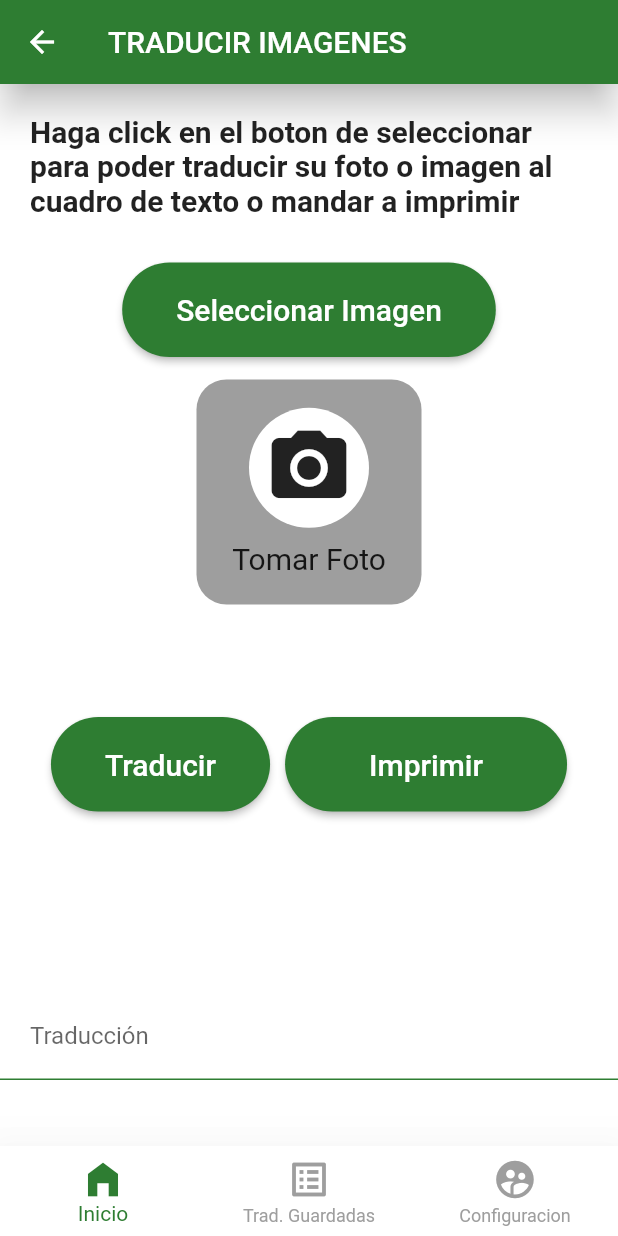
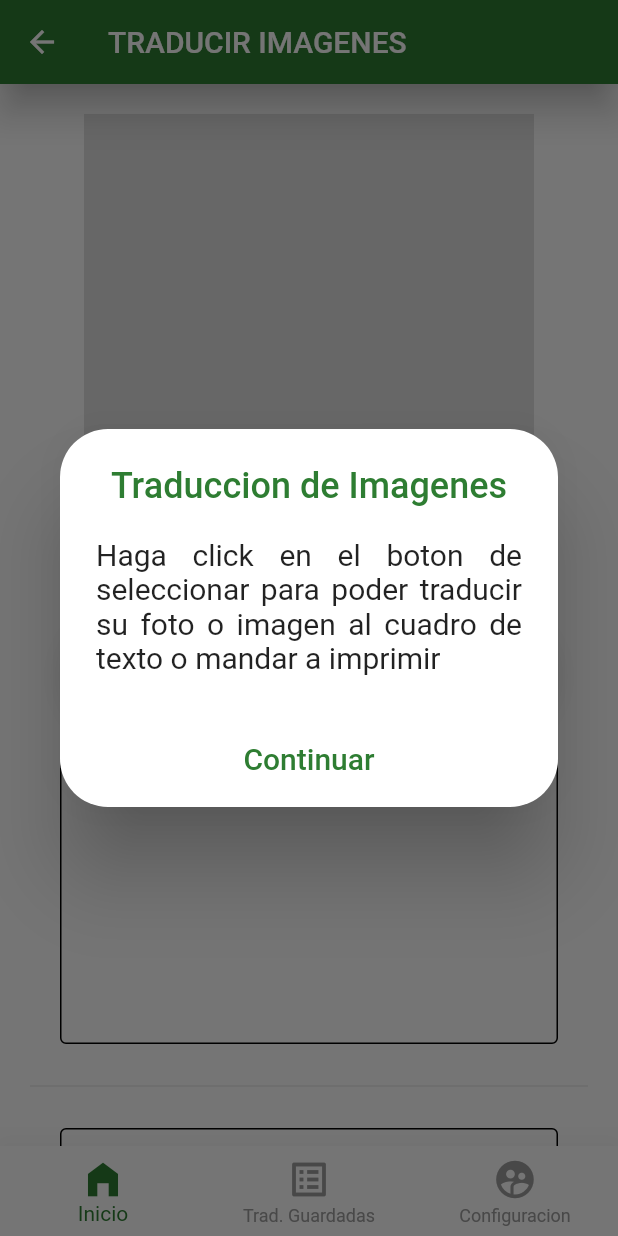
Before and after one commit to OlafRuv/traduciendo_con_sentido, a Flutter app: the TraducirImagenesPage screen opened by its route, on a phone screen of 412 x 824 dp. Run offline on Flutter 3.47's test engine with Material 2 defaults, Android fonts, the phone set to English and light mode, and no system bars; our stand-ins replace cloud_firestore, firebase_auth, firebase_core, image_picker, open_file; missing offline and left inert: google_ml_kit, syncfusion_flutter_pdf; accounts and stored records are empty.

Commit message:
Traduccion de imagenes implementada

```diff
--- a/lib/src/pages/menu_section/traducir_imagenes_page.dart
+++ b/lib/src/pages/menu_section/traducir_imagenes_page.dart
@@ -1,7 +1,11 @@
+import 'dart:io';
 import 'package:flutter/material.dart';
+import 'package:flutter/services.dart';
+import 'package:google_ml_kit/google_ml_kit.dart';
 import 'package:image_picker/image_picker.dart';
+import 'package:tcs/theme/app_theme.dart';
+import 'package:tcs/utils/validators.dart';
 import 'package:tcs/widgets/widgets.dart';
-
 
 class TraducirImagenesPage extends StatefulWidget {
   const TraducirImagenesPage({Key? key}) : super(key: key);
@@ -11,171 +15,225 @@ class TraducirImagenesPage extends StatefulWidget {
 }
 
 class _TraducirImagenesPageState extends State<TraducirImagenesPage> {
+  bool textScanning = false;
+  XFile? imageFile;
+  String _scannedText = "";
+  final guardarTextoController = TextEditingController();
+  final guardarTituloControllerPopUp = TextEditingController();
+  final GlobalKey<FormState> _key = GlobalKey<FormState>();
+  String _descriptionText = '';
+
+  @override
+  void initState() {
+    super.initState();
+    Future(_showDialog);
+  }
+
   @override
   Widget build(BuildContext context) {
     return Scaffold(
       appBar: AppBar(
-        title: Text('TRADUCIR IMAGENES'),
-        backgroundColor: Colors.green[800],
+        title: const Text('TRADUCIR IMAGENES'),
       ),
-      body: Stack(
-        children: [
-          _fondoApp(),
-          SingleChildScrollView(
+      body: Center(
+        child: SingleChildScrollView(
+          child: Container(
+            margin: const EdgeInsets.all(20),
             child: Column(
+              crossAxisAlignment: CrossAxisAlignment.center,
               children: [
-                _tituloDescripcion(),
-                _botonSeleccionarArchivo(),
-                _tomarFoto(),
-                SizedBox(height: 60.0,),
-                _botones(),
-                SizedBox(height: 60.0,),
-                SizedBox(height: 60.0,),
-                _salidaCuadroTexto()
+                if (!textScanning && imageFile == null)
+                  Container(width: 300,height: 300,color: Colors.grey[300]!,),
+                if (imageFile != null) Image.file(File(imageFile!.path)),
+                const SizedBox(height: 20),
+                _botonesSeleccionarImg(),
+                const SizedBox(height: 20),
+                if (textScanning) CircularProgressIndicator(color: AppTheme.primary,),
+                // Text(scannedText, style: const TextStyle(fontSize: 20),),
+                _salidaTexto(false),
+                const Divider(),
+                _salidaTexto(true),
+                _guardarTraduccion(),
               ],
-            ),
+            )
           ),
-        ],
+        )
       ),
 
       bottomNavigationBar: const CustomBottomNavigation(botonBarraActual: 0),
     );
   }
 
-
-  Widget _fondoApp(){
-    final fondo = Container(
-      width: double.infinity,
-      height: double.infinity,
-      decoration: BoxDecoration(
-        color: Colors.white
-      ),
-    );
-
-
-    return Stack(
-      children: [
-        fondo,
-      ],
+  void _showDialog(){
+    showDialog(
+      context: context,
+      builder: (BuildContext context) =>
+      CustomPopUp(
+        title: 'Traduccion de Imagenes',
+        content: const Text('Haga click en el boton de seleccionar para poder traducir su foto o imagen al cuadro de texto o mandar a imprimir',
+          textAlign: TextAlign.justify,
+          style: TextStyle(fontSize: 20)
+        ),
+        buttonText: 'Continuar',
+        onPressedFunction: () {
+          Navigator.pop(context);
+        }
+      )
     );
   }
 
-  Widget _tituloDescripcion(){
-    return SafeArea(
-      child: Container(
-        padding: EdgeInsets.all(20.0),
-        child: Column(
-            crossAxisAlignment: CrossAxisAlignment.start,
-            children: [
-              Text('Haga click en el boton de seleccionar para poder traducir su foto o imagen al cuadro de texto o mandar a imprimir', style:TextStyle( color: Colors.black87, fontSize: 20.0, fontWeight: FontWeight.bold),),
-              SizedBox( height: 10.0),
-            ],
-          )
-      ),
+  Widget _botonesSeleccionarImg(){
+    return Row(
+      mainAxisAlignment: MainAxisAlignment.center,
+      children: [
+        CustomButton(
+        buttontext: 'Galeria',
+        onPressedFunction: () {
+            _getImage(ImageSource.gallery);
+          },
+          padHButton: 20,
+          padVButton: 20,
+          iconData: Icons.image_rounded,
+          iconSize: 30,
+        ),
+        const SizedBox(
+          width: 20,
+        ),
+        CustomButton(
+          buttontext: 'Cámara',
+          onPressedFunction: () {
+            _getImage(ImageSource.camera);
+          },
+          padHButton: 20,
+          padVButton: 20,
+          iconData: Icons.camera_alt_rounded,
+          iconSize: 30,
+        ),
+      ]
     );
   }
 
-
-
-  _botonSeleccionarArchivo(){
-    return MaterialButton(
-          shape: StadiumBorder(),
-          color: Colors.green[800],
-          textColor: Colors.white,
-          child: Padding(
-            padding: EdgeInsets.symmetric(horizontal: 20.0, vertical: 20.0),
-            child: Text('Seleccionar Imagen', style: TextStyle(fontSize: 20.0),),
-          ),
-          onPressed: (){
-            //navegar
-          },
-        );
-  }
-
-
-  Widget _tomarFoto(){
-    return InkWell(
-      onTap: () async{
-          final ImagePicker _picker = ImagePicker();
-          final XFile? photo = await _picker.pickImage(source: ImageSource.camera);
-          },
-      child: Container(
-          height: 150.0,
-          width: 150.0,
-          margin: EdgeInsets.all(15.0),
-          decoration: BoxDecoration(
-            color: Colors.grey,
-            borderRadius: BorderRadius.circular(20.0)
-          ),
-          child: Column(
-            mainAxisAlignment: MainAxisAlignment.spaceAround,
-            children: [
-              SizedBox(height: 5.0),
-              CircleAvatar(
-                backgroundColor: Colors.white,
-                radius: 40.0,
-                child: Icon(Icons.camera_alt, color: Colors.black87, size: 60.0,), //SE PONE EL ICONO QUE ESTAMOS RECIBIENDO EN EL PARAMETRO
-              ),
-              Text('Tomar Foto', style: TextStyle(color: Colors.black87, fontSize: 20),), //SE PONE EL TEXTO Y COLOR QUE ESTAMOS RECIBIENDO EN EL PARAMETRO
-              SizedBox(height: 5.0)
-            ],
-          ),
-
-        //),
-          ),
-      );
-  }
-
-
-  Widget _botones(){
+  Widget _guardarTraduccion(){
     return Row(
       mainAxisAlignment: MainAxisAlignment.center,
       children: [
-        MaterialButton(
-          shape: StadiumBorder(),
-          color: Colors.green[800],
-          textColor: Colors.white,
-          child: Padding(
-            padding: EdgeInsets.symmetric(horizontal: 20.0, vertical: 20.0),
-            child: Text('Traducir', style: TextStyle(fontSize: 20.0),),
-          ),
-          onPressed: (){
-            //navegar
+        CustomButton(
+          buttontext: 'Guardar',
+          onPressedFunction: () {
+            _popUpGuardarTexto();
           },
+          padHButton: 20,
+          padVButton: 20,
+          iconData: Icons.save_rounded,
+          iconSize: 30,
         ),
-        SizedBox(width: 10.0,),
-        MaterialButton(
-          shape: StadiumBorder(),
-          color: Colors.green[800],
-          textColor: Colors.white,
-          child: Padding(
-            padding: EdgeInsets.symmetric(horizontal: 40.0, vertical: 20.0),
-            child: Text('Imprimir', style: TextStyle(fontSize: 20.0),),
-          ),
-          onPressed: (){
-            //navegar
-          },
-        ),
-      ],
+      ]
     );
   }
 
-
-
-  Widget _salidaCuadroTexto(){
-    String textoIngresado = "";
-
-    return Container(
+  Widget _salidaTexto(bool braile) {
+    return Padding(
+      padding: const EdgeInsets.all(20.0),
       child: TextField(
-        onChanged: (texto) {
-          textoIngresado = texto;
-        },
+        maxLines: 5,
+        autocorrect: true,
+        enabled: false,
+        style: braile ?
+        const TextStyle(fontFamily: 'braile_font', fontSize: 20, height: 1.5) :
+        const TextStyle(fontSize: 20, height: 1.5),
         decoration: InputDecoration(
-          hintText: 'Traducción',
-          contentPadding: EdgeInsets.all(20),
+          hintStyle: const TextStyle(color: Colors.black),
+          hintText: _scannedText,
+          border: const OutlineInputBorder(),
+          focusedBorder: const OutlineInputBorder(),
+          disabledBorder: const OutlineInputBorder(),
+          enabledBorder: const OutlineInputBorder(),
         ),
       ),
     );
   }
 
+  void _getImage(ImageSource source) async {
+    try {
+      final pickedImage = await ImagePicker().pickImage(source: source);
+      if (pickedImage != null) {
+        textScanning = true;
+        imageFile = pickedImage;
+        setState(() {});
+        _getRecognisedText(pickedImage);
+      }
+    } catch (e) {
+      textScanning = false;
+      imageFile = null;
+      _scannedText = "Error occured while scanning";
+      setState(() {});
+    }
+  }
+
+  void _getRecognisedText(XFile image) async {
+    final inputImage = InputImage.fromFilePath(image.path);
+    final textDetector = GoogleMlKit.vision.textDetector();
+    RecognisedText recognisedText = await textDetector.processImage(inputImage);
+    await textDetector.close();
+    _scannedText = "";
+    for (TextBlock block in recognisedText.blocks) {
+      for (TextLine line in block.lines) {
+        _scannedText = _scannedText + line.text + "\n";
+      }
+    }
+    textScanning = false;
+    setState(() {});
+  }
+
+  void _popUpGuardarTexto() {
+    showDialog(
+        context: context,
+        builder: (BuildContext context) => CustomPopUp(
+            title: 'Guardar Traducción',
+            content: Form(
+              key: _key,
+              child: Column(
+                children: [
+                  TextFieldForm(
+                    labelText: 'Nombre Traduccion',
+                    hintText: 'Ingrese el nombre',
+                    icon: Icons.app_registration_rounded,
+                    obscureText: false,
+                    validator: validarVacio,
+                    hasNextFocus: true,
+                    controller: guardarTituloControllerPopUp,
+                  ),
+                  TextFormField(
+                    maxLines: 3,
+                    maxLength: 100,
+                    validator: validarVacio,
+                    maxLengthEnforcement: MaxLengthEnforcement.enforced,
+                    autocorrect: true,
+                    // controller: controllerDescripcion,
+                    decoration: InputDecoration(
+                      hintText: 'Introduzca su descripcion\nMáximo 100 palabras',
+                      counterText:
+                          '${_descriptionText.length.toString()}/100 Carácteres',
+                      border: const OutlineInputBorder(),
+                      focusedBorder: const OutlineInputBorder(),
+                      disabledBorder: const OutlineInputBorder(),
+                      enabledBorder: const OutlineInputBorder(),
+                    ),
+                    onChanged: (value) {
+                      setState(() {
+                        _descriptionText = value;
+                      });
+                    },
+                  ),
+                ],
+              ),
+            ),
+            buttonText: 'Guardar',
+            onPressedFunction: () {
+              if (_key.currentState!.validate()){
+                Navigator.pushNamed(context, 'traducciones_guardadas');
+              }
+            }));
+  }
+
 }
```
